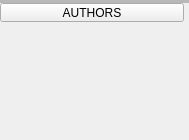
Above: src/widgets/foldable.ui from Michal-D4/fileo before the change. Below: the same form after it.
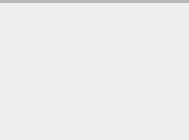
That is the form after the change.

Diff of the .ui file:
```diff
--- a/src/widgets/foldable.ui
+++ b/src/widgets/foldable.ui
@@ -25,7 +25,10 @@
   <property name="windowTitle">
    <string>Form</string>
   </property>
-  <layout class="QGridLayout" name="gridLayout">
+  <layout class="QVBoxLayout" name="verticalLayout_2" stretch="0,1">
+   <property name="spacing">
+    <number>0</number>
+   </property>
    <property name="leftMargin">
     <number>0</number>
    </property>
@@ -38,33 +41,11 @@
    <property name="bottomMargin">
     <number>0</number>
    </property>
-   <property name="spacing">
-    <number>0</number>
-   </property>
-   <item row="0" column="0">
-    <widget class="QFrame" name="outerFrame">
-     <property name="frameShape">
-      <enum>QFrame::NoFrame</enum>
-     </property>
-     <property name="frameShadow">
-      <enum>QFrame::Plain</enum>
-     </property>
+   <item>
      <layout class="QVBoxLayout" name="verticalLayout">
       <property name="spacing">
        <number>0</number>
       </property>
-      <property name="leftMargin">
-       <number>0</number>
-      </property>
-      <property name="topMargin">
-       <number>0</number>
-      </property>
-      <property name="rightMargin">
-       <number>0</number>
-      </property>
-      <property name="bottomMargin">
-       <number>0</number>
-      </property>
       <item>
        <widget class="QFrame" name="decorator">
         <property name="sizePolicy">
@@ -113,13 +94,13 @@
         <property name="minimumSize">
          <size>
           <width>0</width>
-          <height>19</height>
+         <height>26</height>
          </size>
         </property>
         <property name="maximumSize">
          <size>
           <width>16777215</width>
-          <height>19</height>
+         <height>26</height>
          </size>
         </property>
         <property name="styleSheet">
@@ -136,7 +117,7 @@
         </property>
         <layout class="QHBoxLayout" name="headerLayout">
          <property name="spacing">
-          <number>0</number>
+         <number>4</number>
          </property>
          <property name="leftMargin">
           <number>0</number>
@@ -145,7 +126,7 @@
           <number>0</number>
          </property>
          <property name="rightMargin">
-          <number>5</number>
+         <number>9</number>
          </property>
          <property name="bottomMargin">
           <number>0</number>
@@ -161,13 +142,13 @@
            <property name="minimumSize">
             <size>
              <width>0</width>
-             <height>19</height>
+            <height>23</height>
             </size>
            </property>
            <property name="maximumSize">
             <size>
              <width>16777215</width>
-             <height>19</height>
+            <height>23</height>
             </size>
            </property>
            <property name="toolTip">
@@ -177,12 +158,12 @@
             <string notr="true"/>
            </property>
            <property name="text">
-            <string notr="true">AUTHORS</string>
+           <string notr="true"/>
            </property>
            <property name="iconSize">
             <size>
-             <width>15</width>
-             <height>15</height>
+            <width>20</width>
+            <height>20</height>
             </size>
            </property>
            <property name="checkable">
@@ -197,6 +178,9 @@
            <property name="toolButtonStyle">
             <enum>Qt::ToolButtonTextBesideIcon</enum>
            </property>
+          <property name="autoRaise">
+           <bool>true</bool>
+          </property>
            <property name="arrowType">
             <enum>Qt::NoArrow</enum>
            </property>
@@ -205,6 +189,8 @@
         </layout>
        </widget>
       </item>
+    </layout>
+   </item>
       <item>
        <widget class="QFrame" name="inner">
         <property name="frameShape">
@@ -213,9 +199,6 @@
         <property name="frameShadow">
          <enum>QFrame::Plain</enum>
         </property>
-       </widget>
-      </item>
-     </layout>
     </widget>
    </item>
   </layout>
```
Left out of the diff: 7 changed lines with no effect on the pictures. Lines whose indentation alone changed are shown as unchanged.
